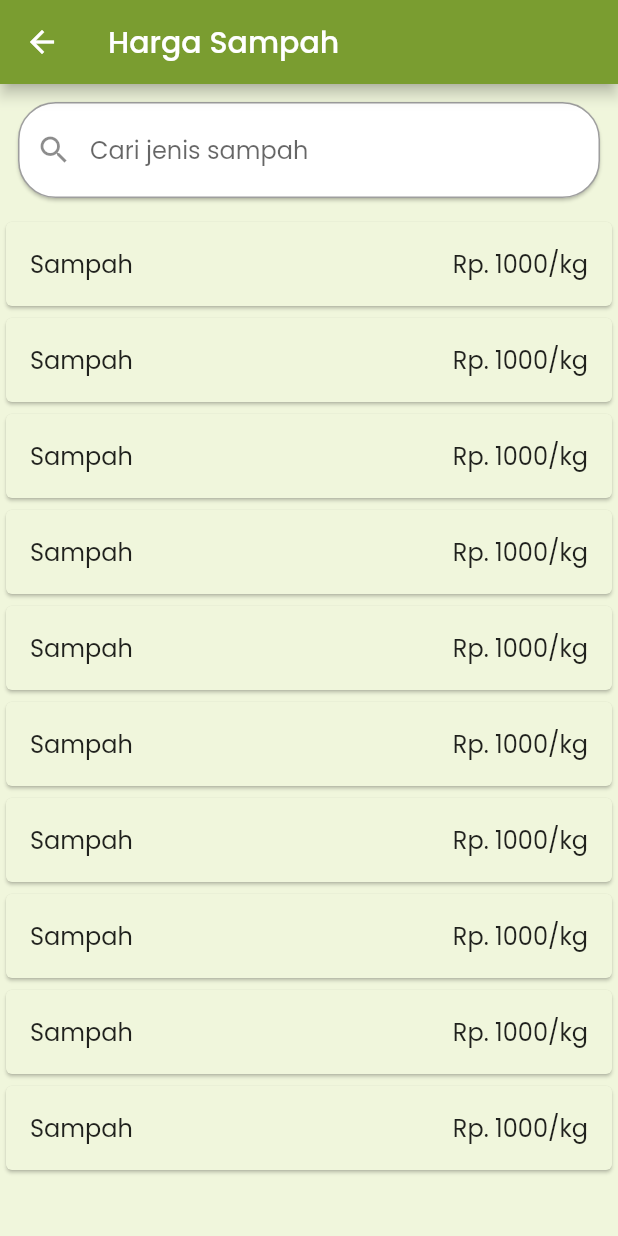
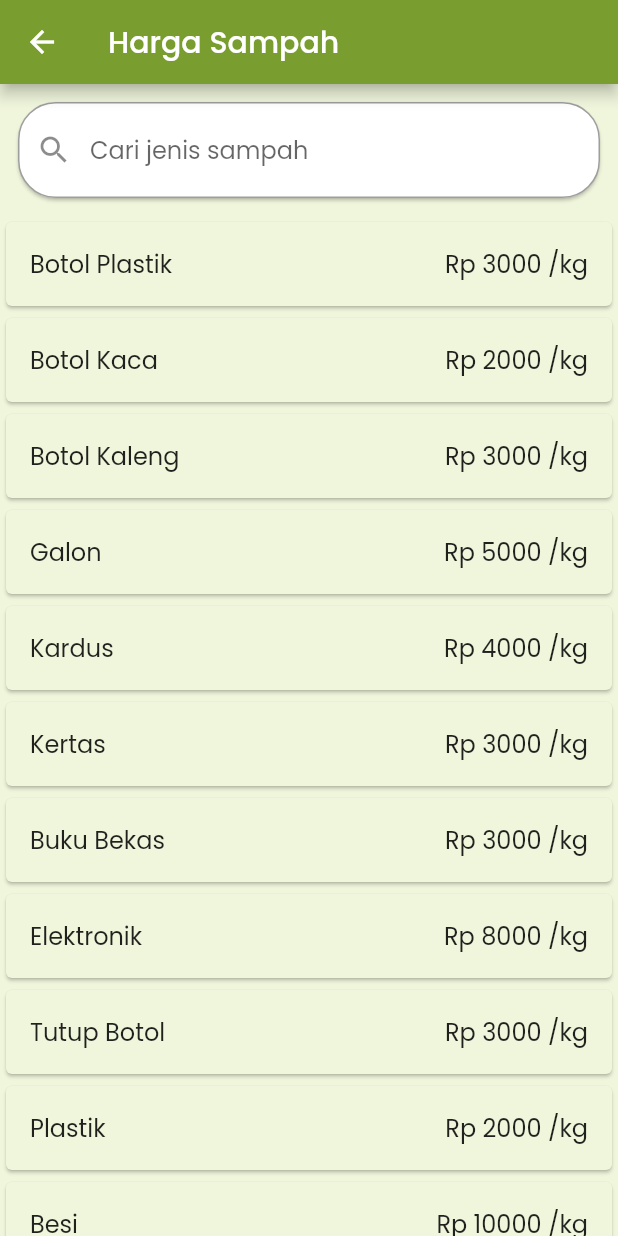
Before and after one commit to yuliataryana/mini_project_bank_sampah, a Flutter app: the HomePage screen opened directly, after a tap on "harga sampah", on a phone screen of 412 x 824 dp. Run offline on Flutter 3.47's test engine with Material 2 defaults, Android fonts, the phone set to English and light mode, and no system bars; our stand-ins replace google_fonts, hive, hive_flutter, image_picker; accounts and stored records are empty.

Commit message:
benerin bug

```diff
--- a/lib/routes.dart
+++ b/lib/routes.dart
@@ -18,7 +18,7 @@ class Routes {
         return MaterialPageRoute(builder: (context) => const SplashScreen());
       case '/price_list':
         return MaterialPageRoute(
-            builder: (context) => const HargaSampahScreen());
+            builder: (context) =>  HargaSampahScreen());
       case '/trash_bank':
         return MaterialPageRoute(
             builder: (context) => const TabunganSampahScreen());
--- a/lib/view/pages/home_page.dart
+++ b/lib/view/pages/home_page.dart
@@ -134,9 +134,9 @@ class HomePage extends StatelessWidget {
                                             children: [
                                               Image.asset(
                                                 "assets/${e["image"]}",
-                                                width: 36,
+                                                width: 30,
                                               ),
-                                              const Spacer(),
+                                              // const Spacer(),
                                               Flexible(
                                                 child: Text(
                                                   e["title"].toString(),
@@ -150,7 +150,7 @@ class HomePage extends StatelessWidget {
                                                   textAlign: TextAlign.center,
                                                 ),
                                               ),
-                                              const Spacer(),
+                                              // const Spacer(),
                                             ],
                                           ),
 
--- a/lib/view/screens/harga_sampah_screen.dart
+++ b/lib/view/screens/harga_sampah_screen.dart
@@ -2,7 +2,59 @@ import 'package:flutter/material.dart';
 import 'package:mini_project_bank_sampah/common/utils.dart';
 
 class HargaSampahScreen extends StatelessWidget {
-  const HargaSampahScreen({super.key});
+   HargaSampahScreen({super.key});
+  // ignore: non_constant_identifier_names
+  final List<Map<String, dynamic>> ListHarga = [
+    {
+      "Nama" : "Botol Plastik",
+      "Harga" : 3000,
+    },
+    {
+      "Nama" : "Botol Kaca",
+      "Harga" : 2000,
+    },
+    {
+      "Nama" : "Botol Kaleng",
+      "Harga" : 3000,
+    },
+    {
+      "Nama" : "Galon",
+      "Harga" : 5000,
+    },
+    {
+      "Nama" : "Kardus",
+      "Harga" : 4000,
+    },
+    {
+      "Nama" : "Kertas",
+      "Harga" : 3000,
+    },
+    {
+      "Nama" : "Buku Bekas",
+      "Harga" : 3000,
+    },
+    {
+      "Nama" : "Elektronik",
+      "Harga" : 8000,
+    },
+    {
+      "Nama" : "Tutup Botol",
+      "Harga" : 3000
+    },
+    {
+      "Nama" : "Plastik",
+      "Harga" : 2000,
+    },
+    {
+      "Nama" : "Besi",
+      "Harga" : 10000,
+    },
+    {
+      "Nama" : "Perabot Bekas",
+      "Harga" : 4000,
+    },
+  ];
+
 
   @override
   Widget build(BuildContext context) {
@@ -35,16 +87,17 @@ class HargaSampahScreen extends StatelessWidget {
           ),
           Expanded(
             child: ListView.builder(
-              itemCount: 10,
+              itemCount: ListHarga.length,
               itemBuilder: (context, index) {
+                final list = ListHarga[index];
                 return Card(
                   color: hexToColor('#F0F6DC'),
                   child: ListTile(
                     title: Row(
                       mainAxisAlignment: MainAxisAlignment.spaceBetween,
-                      children: const [
-                        Text('Sampah'),
-                        Text('Rp. 1000/kg'),
+                      children: [
+                        Text('${list["Nama"]}'),
+                        Text('Rp ${list["Harga"]} /kg'),
                       ],
                     ),
                   ),
```
